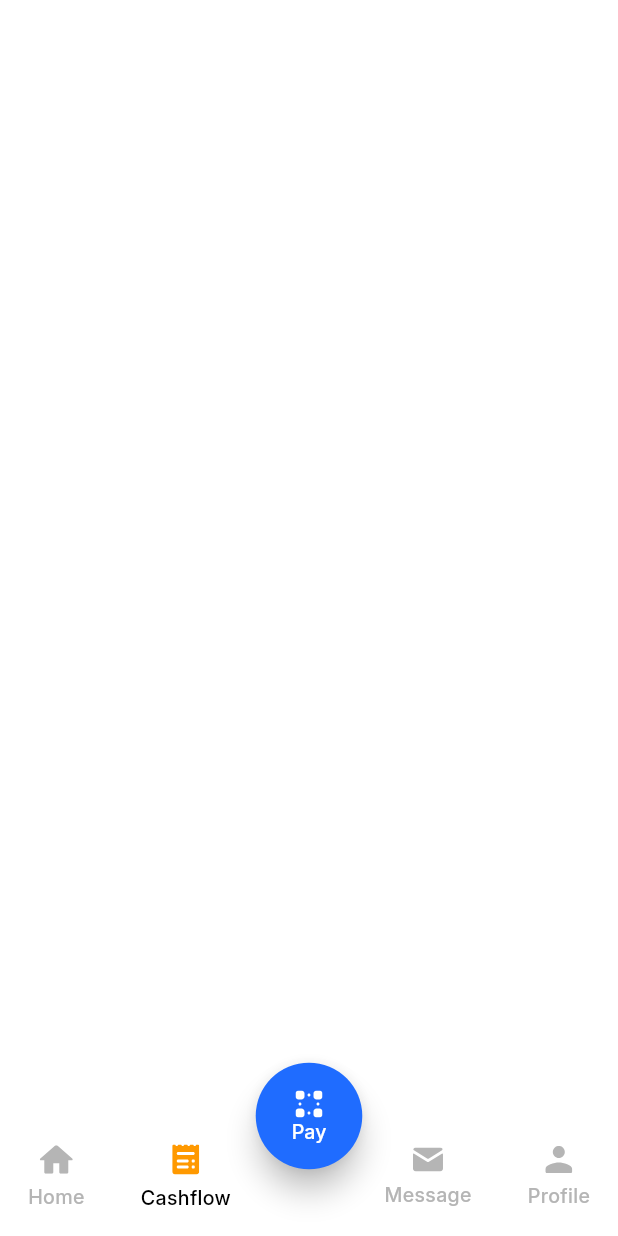
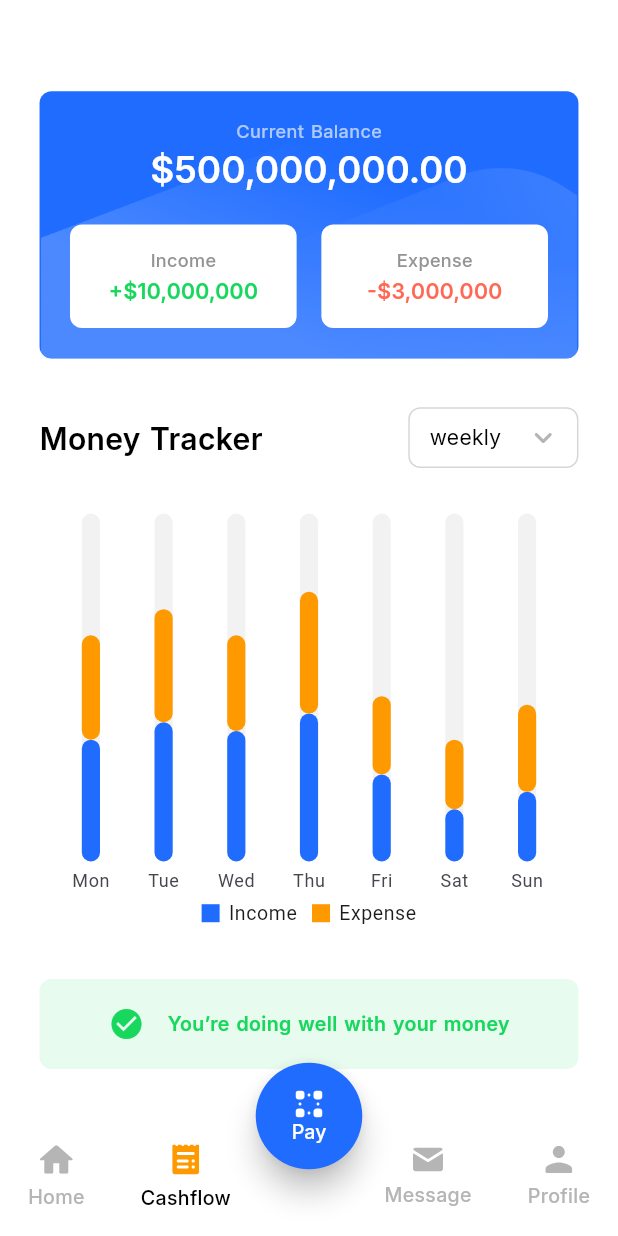
Before and after one commit to Adel-Jarour/b_wallet_app, a Flutter app: the BottomNavScreen screen opened by its route, item 2 of the bottom bar chosen, on a phone screen of 412 x 824 dp. Run offline on Flutter 3.47's test engine with Material 3 defaults, Android fonts, the phone set to English and light mode, and no system bars; our stand-ins replace flutter_screenutil, flutter_staggered_animations, flutter_svg, get, lottie, pinput and 1 more.

Commit message:
complete 80% of cashflow screen

```diff
--- a/lib/config/translation/strings_enum.dart
+++ b/lib/config/translation/strings_enum.dart
@@ -33,6 +33,7 @@ class Strings {
   static const String buttonSaveCard = 'Save Card';
   static const String buttonDeleteCard = 'Delete Card';
   static const String buttonNO = 'NO';
+  static const String buttonSeeAllTransaction = 'See All Transaction';
 
   static const String errorPleaseSelectCardType = 'Please select a card type';
   static const String errorPleaseEnterCardNum = 'Please enter card number';
@@ -142,4 +143,12 @@ Lorem ipsum dolor sit amet, consectetur adipisicing elit, sed do eiusmod tempor
   static const String contactDesc3 = 'Contact us with this following contact:';
   static const String contactEmail = 'Email';
   static const String contactWhatsapp = 'Whatsapp';
+
+  static const String cashFlowCurrentBalance = 'Current Balance';
+  static const String cashFlowIncome = 'Income';
+  static const String cashFlowExpense = 'Expense';
+  static const String cashFlowMoneyTracker = 'Money Tracker';
+  static const String cashFlowYouDoingWellYourMoney =
+      'You’re doing well with your money';
+  static const String cashFlowTransactionHistory = 'Transaction History';
 }
--- /dev/null
+++ b/lib/controller/cash_flow_controller.dart
@@ -0,0 +1,14 @@
+import 'package:b_wallet/models/chart_data_model.dart';
+import 'package:get/get.dart';
+
+class CashFlowController extends GetxController {
+  final List<ChartDataModel> chartData = [
+    ChartDataModel("Mon", 70, 60),
+    ChartDataModel("Tue", 80, 65),
+    ChartDataModel("Wed", 75, 55),
+    ChartDataModel("Thu", 85, 70),
+    ChartDataModel("Fri", 50, 45),
+    ChartDataModel("Sat", 30, 40),
+    ChartDataModel("Sun", 40, 50),
+  ];
+}
--- /dev/null
+++ b/lib/models/chart_data_model.dart
@@ -0,0 +1,7 @@
+class ChartDataModel {
+  final String day;
+  final double income;
+  final double expense;
+
+  ChartDataModel(this.day, this.income, this.expense);
+}
--- a/lib/view/screens/cash_flow/cash_flow_screen.dart
+++ b/lib/view/screens/cash_flow/cash_flow_screen.dart
@@ -1,10 +1,77 @@
+import 'package:b_wallet/config/translation/strings_enum.dart';
+import 'package:b_wallet/const/color_const.dart';
+import 'package:b_wallet/controller/cash_flow_controller.dart';
+import 'package:b_wallet/view/screens/cash_flow/widget/custom_cash_chart.dart';
+import 'package:b_wallet/view/screens/cash_flow/widget/custom_cash_flow_header.dart';
+import 'package:b_wallet/view/screens/cash_flow/widget/custom_cash_money_tracker.dart';
+import 'package:b_wallet/view/screens/cash_flow/widget/custom_transaction_history.dart';
+import 'package:b_wallet/view/widgets/custom_text.dart';
 import 'package:flutter/material.dart';
+import 'package:flutter_screenutil/flutter_screenutil.dart';
+import 'package:get/get.dart';
 
 class CashFlowScreen extends StatelessWidget {
-  const CashFlowScreen({super.key});
+  CashFlowScreen({super.key});
+
+  final CashFlowController controller = Get.put(CashFlowController());
 
   @override
   Widget build(BuildContext context) {
-    return Container();
+    return SingleChildScrollView(
+      child: Padding(
+        padding: EdgeInsetsDirectional.only(
+            start: 24.w, end: 24.w, top: 60.h, bottom: 20.h),
+        child: Column(
+          crossAxisAlignment: CrossAxisAlignment.start,
+          children: [
+            const CustomCashFlowHeader(),
+            SizedBox(
+              height: 32.h,
+            ),
+            const CustomCashMoneyTracker(),
+            SizedBox(
+              height: 20.h,
+            ),
+            CustomCashChart(),
+            SizedBox(
+              height: 20.h,
+            ),
+            Container(
+              decoration: BoxDecoration(
+                color: ColorConst.lightGreenColor,
+                borderRadius: BorderRadius.circular(8),
+              ),
+              padding: const EdgeInsetsDirectional.all(18),
+              alignment: Alignment.center,
+              child: Row(
+                mainAxisAlignment: MainAxisAlignment.center,
+                children: [
+                  Icon(
+                    Icons.check_circle,
+                    color: ColorConst.greenColor,
+                  ),
+                  SizedBox(
+                    width: 14.w,
+                  ),
+                  Flexible(
+                    child: CustomText(
+                      txt: Strings.cashFlowYouDoingWellYourMoney,
+                      fontSize: 13.sp,
+                      fontWeight: FontWeight.w600,
+                      color: ColorConst.greenColor,
+                      height: 1.3,
+                    ),
+                  ),
+                ],
+              ),
+            ),
+            SizedBox(
+              height: 32.h,
+            ),
+            CustomTransactionHistory(),
+          ],
+        ),
+      ),
+    );
   }
 }
--- /dev/null
+++ b/lib/view/screens/cash_flow/widget/custom_cash_chart.dart
@@ -0,0 +1,57 @@
+import 'package:b_wallet/config/translation/strings_enum.dart';
+import 'package:b_wallet/const/color_const.dart';
+import 'package:b_wallet/controller/cash_flow_controller.dart';
+import 'package:b_wallet/models/chart_data_model.dart';
+import 'package:flutter/material.dart';
+import 'package:get/get.dart';
+import 'package:syncfusion_flutter_charts/charts.dart';
+
+class CustomCashChart extends StatelessWidget {
+  CustomCashChart({super.key});
+
+  final CashFlowController controller = Get.find();
+
+  @override
+  Widget build(BuildContext context) {
+    return SfCartesianChart(
+      plotAreaBorderWidth: 0,
+      enableSideBySideSeriesPlacement: false,
+      primaryXAxis: const CategoryAxis(
+        majorGridLines: MajorGridLines(width: 0),
+        axisLine: AxisLine(width: 0),
+        majorTickLines: MajorTickLines(size: 0),
+      ),
+      primaryYAxis: const NumericAxis(isVisible: false),
+      series: [
+        // Income (blue) — show the grey track here
+        StackedColumnSeries<ChartDataModel, String>(
+          dataSource: controller.chartData,
+          xValueMapper: (d, _) => d.day,
+          yValueMapper: (d, _) => d.income,
+          name: Strings.cashFlowIncome,
+          color: ColorConst.primaryColor,
+          width: 0.25,
+          borderRadius: const BorderRadius.all(Radius.circular(12)),
+          isTrackVisible: true,
+          trackColor: ColorConst.grey4Color,
+          trackBorderColor: Colors.transparent,
+          trackPadding: 0,
+        ),
+        StackedColumnSeries<ChartDataModel, String>(
+          dataSource: controller.chartData,
+          xValueMapper: (d, _) => d.day,
+          yValueMapper: (d, _) => d.expense,
+          name: Strings.cashFlowExpense,
+          color: ColorConst.orangeColor,
+          width: 0.25,
+          borderRadius: const BorderRadius.all(Radius.circular(12)),
+        ),
+      ],
+      legend: const Legend(
+        isVisible: true,
+        position: LegendPosition.bottom,
+        overflowMode: LegendItemOverflowMode.wrap,
+      ),
+    );
+  }
+}
--- /dev/null
+++ b/lib/view/screens/cash_flow/widget/custom_cash_flow_header.dart
@@ -0,0 +1,116 @@
+import 'package:b_wallet/config/translation/strings_enum.dart';
+import 'package:b_wallet/const/color_const.dart';
+import 'package:b_wallet/const/image_const.dart';
+import 'package:b_wallet/view/widgets/custom_text.dart';
+import 'package:flutter/material.dart';
+import 'package:flutter_screenutil/flutter_screenutil.dart';
+
+class CustomCashFlowHeader extends StatelessWidget {
+  const CustomCashFlowHeader({super.key});
+
+  @override
+  Widget build(BuildContext context) {
+    return Container(
+      padding: EdgeInsetsDirectional.all(20.r),
+      decoration: BoxDecoration(
+        color: ColorConst.primaryColor,
+        borderRadius: BorderRadius.circular(8),
+        image: DecorationImage(
+          image: AssetImage(ImageConst.homeAppBarWave),
+        ),
+      ),
+      child: Column(
+        crossAxisAlignment: CrossAxisAlignment.center,
+        children: [
+          CustomText(
+            txt: Strings.cashFlowCurrentBalance,
+            color: ColorConst.lightBlueColor,
+            fontSize: 12.sp,
+            fontWeight: FontWeight.w500,
+          ),
+          SizedBox(
+            height: 8.h,
+          ),
+          CustomText(
+            txt: '\$500,000,000.00',
+            color: ColorConst.whiteColor,
+            fontSize: 24.sp,
+            fontWeight: FontWeight.w600,
+          ),
+          SizedBox(
+            height: 24.h,
+          ),
+          Row(
+            children: [
+              Expanded(
+                child: Container(
+                  height: 68.h,
+                  decoration: BoxDecoration(
+                    color: ColorConst.whiteColor,
+                    borderRadius: BorderRadius.circular(8),
+                  ),
+                  alignment: Alignment.center,
+                  child: Column(
+                    mainAxisAlignment: MainAxisAlignment.center,
+                    crossAxisAlignment: CrossAxisAlignment.center,
+                    children: [
+                      CustomText(
+                        txt: Strings.cashFlowIncome,
+                        color: ColorConst.grey1Color,
+                        fontSize: 12.sp,
+                        fontWeight: FontWeight.w500,
+                      ),
+                      SizedBox(
+                        height: 8.h,
+                      ),
+                      CustomText(
+                        txt: '+\$10,000,000',
+                        color: ColorConst.greenColor,
+                        fontSize: 14.sp,
+                        fontWeight: FontWeight.w600,
+                      ),
+                    ],
+                  ),
+                ),
+              ),
+              SizedBox(
+                width: 15.w,
+              ),
+              Expanded(
+                child: Container(
+                  height: 68.h,
+                  decoration: BoxDecoration(
+                    color: ColorConst.whiteColor,
+                    borderRadius: BorderRadius.circular(8),
+                  ),
+                  alignment: Alignment.center,
+                  child: Column(
+                    mainAxisAlignment: MainAxisAlignment.center,
+                    crossAxisAlignment: CrossAxisAlignment.center,
+                    children: [
+                      CustomText(
+                        txt: Strings.cashFlowExpense,
+                        color: ColorConst.grey1Color,
+                        fontSize: 12.sp,
+                        fontWeight: FontWeight.w500,
+                      ),
+                      SizedBox(
+                        height: 8.h,
+                      ),
+                      CustomText(
+                        txt: '-\$3,000,000',
+                        color: ColorConst.softRedColor,
+                        fontSize: 14.sp,
+                        fontWeight: FontWeight.w600,
+                      ),
+                    ],
+                  ),
+                ),
+              ),
+            ],
+          ),
+        ],
+      ),
+    );
+  }
+}
--- /dev/null
+++ b/lib/view/screens/cash_flow/widget/custom_cash_money_tracker.dart
@@ -0,0 +1,50 @@
+import 'package:b_wallet/config/translation/strings_enum.dart';
+import 'package:b_wallet/const/color_const.dart';
+import 'package:b_wallet/const/image_const.dart';
+import 'package:b_wallet/view/widgets/custom_text.dart';
+import 'package:flutter/material.dart';
+import 'package:flutter_screenutil/flutter_screenutil.dart';
+import 'package:flutter_svg/flutter_svg.dart';
+
+class CustomCashMoneyTracker extends StatelessWidget {
+  const CustomCashMoneyTracker({super.key});
+
+  @override
+  Widget build(BuildContext context) {
+    return Row(
+      mainAxisAlignment: MainAxisAlignment.spaceBetween,
+      children: [
+        CustomText(
+          txt: Strings.cashFlowMoneyTracker,
+          color: ColorConst.blackColor,
+          fontSize: 20.sp,
+          fontWeight: FontWeight.w600,
+        ),
+        Container(
+          height: 40.h,
+          decoration: BoxDecoration(
+            borderRadius: BorderRadius.circular(8),
+            border: Border.all(
+              color: ColorConst.grey3Color,
+            ),
+          ),
+          padding: EdgeInsetsDirectional.only(start: 12.w, end: 15.w),
+          child: Row(
+            mainAxisAlignment: MainAxisAlignment.spaceBetween,
+            children: [
+              CustomText(
+                txt: 'weekly',
+                color: ColorConst.blackColor,
+                fontSize: 14.sp,
+              ),
+              SizedBox(
+                width: 20.w,
+              ),
+              SvgPicture.asset(ImageConst.arrowDownIcon)
+            ],
+          ),
+        ),
+      ],
+    );
+  }
+}
--- /dev/null
+++ b/lib/view/screens/cash_flow/widget/custom_transaction_history.dart
@@ -0,0 +1,27 @@
+import 'package:b_wallet/config/translation/strings_enum.dart';
+import 'package:b_wallet/view/screens/cash_flow/widget/custom_transaction_item.dart';
+import 'package:b_wallet/view/widgets/custom_text.dart';
+import 'package:flutter/material.dart';
+import 'package:flutter_screenutil/flutter_screenutil.dart';
+
+class CustomTransactionHistory extends StatelessWidget {
+  const CustomTransactionHistory({super.key});
+
+  @override
+  Widget build(BuildContext context) {
+    return Column(
+      crossAxisAlignment: CrossAxisAlignment.start,
+      children: [
+        CustomText(
+          txt: Strings.cashFlowTransactionHistory,
+          fontSize: 20.sp,
+          fontWeight: FontWeight.w600,
+        ),
+        SizedBox(
+          height: 18.h,
+        ),
+        CustomTransactionItem(),
+      ],
+    );
+  }
+}
--- /dev/null
+++ b/lib/view/screens/cash_flow/widget/custom_transaction_item.dart
@@ -0,0 +1,73 @@
+import 'package:b_wallet/const/color_const.dart';
+import 'package:b_wallet/const/image_const.dart';
+import 'package:b_wallet/view/widgets/custom_text.dart';
+import 'package:flutter/material.dart';
+import 'package:flutter_screenutil/flutter_screenutil.dart';
+import 'package:flutter_svg/flutter_svg.dart';
+
+class CustomTransactionItem extends StatelessWidget {
+  const CustomTransactionItem({super.key});
+
+  @override
+  Widget build(BuildContext context) {
+    return Container(
+      height: 80.h,
+      decoration: BoxDecoration(
+        color: ColorConst.grey5Color,
+        borderRadius: BorderRadius.circular(8),
+      ),
+      padding:
+          EdgeInsetsDirectional.symmetric(horizontal: 16.w, vertical: 16.h),
+      alignment: Alignment.center,
+      child: Row(
+        mainAxisAlignment: MainAxisAlignment.spaceBetween,
+        children: [
+          Row(
+            children: [
+              Container(
+                width: 40.w,
+                height: 40.h,
+                decoration: BoxDecoration(
+                  color: ColorConst.whiteColor,
+                  borderRadius: BorderRadius.circular(12),
+                ),
+                margin: EdgeInsetsDirectional.symmetric(vertical: 4.h),
+                alignment: Alignment.center,
+                child: SvgPicture.asset(
+                  ImageConst.percentIcon,
+                  colorFilter:
+                      ColorFilter.mode(ColorConst.orangeColor, BlendMode.srcIn),
+                ),
+              ),
+              SizedBox(
+                width: 16.w,
+              ),
+              Column(
+                crossAxisAlignment: CrossAxisAlignment.start,
+                mainAxisAlignment: MainAxisAlignment.spaceBetween,
+                children: [
+                  CustomText(
+                    txt: 'Cashback Promo',
+                    fontSize: 14.sp,
+                    fontWeight: FontWeight.w600,
+                  ),
+                  CustomText(
+                    txt: '1 Jan 2020',
+                    fontSize: 12.sp,
+                    color: ColorConst.grey1Color,
+                  ),
+                ],
+              ),
+            ],
+          ),
+          CustomText(
+            txt: '+\$16,000',
+            fontSize: 16.sp,
+            fontWeight: FontWeight.w600,
+            color: ColorConst.greenColor,
+          ),
+        ],
+      ),
+    );
+  }
+}
--- a/pubspec.yaml
+++ b/pubspec.yaml
@@ -40,6 +40,7 @@ dependencies:
   lottie: ^3.3.1
   pinput: ^5.0.1
   flutter_staggered_animations: ^1.1.1
+  syncfusion_flutter_charts:
 
 dev_dependencies:
   flutter_test:
```
Also changed, not shown: pubspec.lock.
